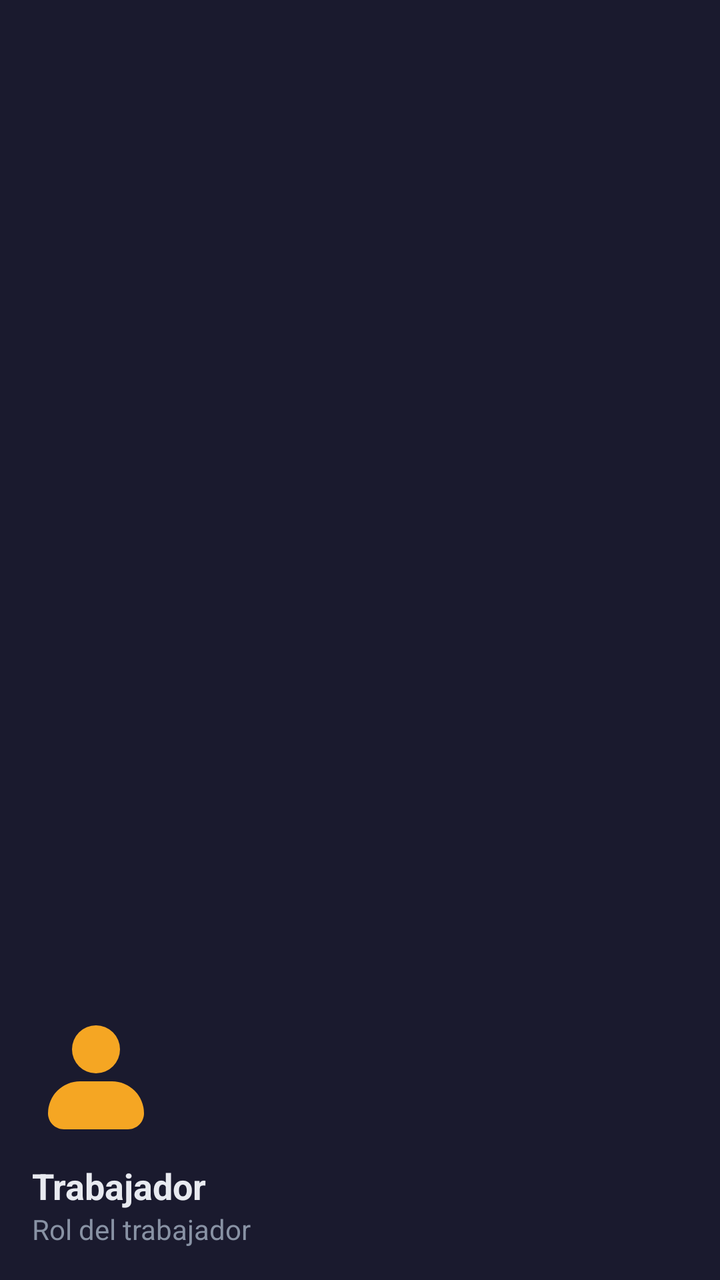
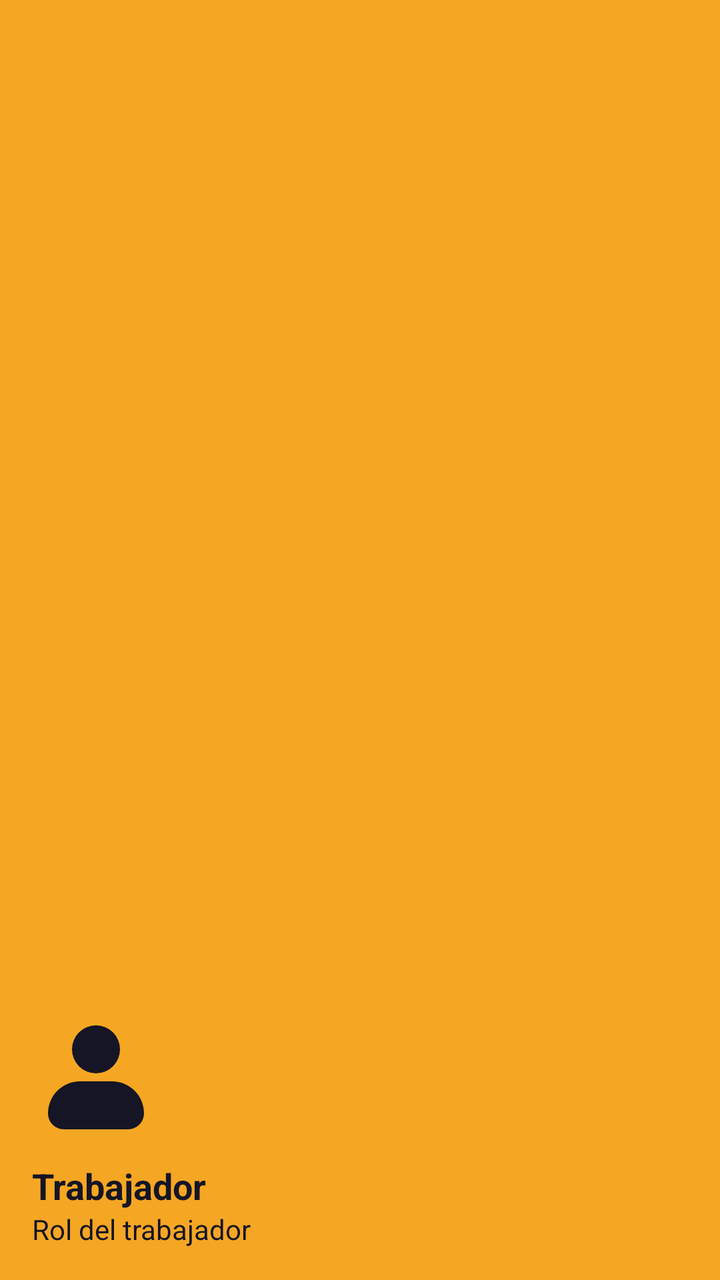

The first picture is an Android layout as it rendered before a commit; the second is the same layout after the commit. The layout source and the unified diff follow.
<!-- AndroidManifest.xml: application theme Theme.Electrobazar -->
<!-- res/layout/nav_header.xml -->
<?xml version="1.0" encoding="utf-8"?>
<LinearLayout xmlns:android="http://schemas.android.com/apk/res/android"
    android:layout_width="match_parent"
    android:layout_height="160dp"
    android:background="@color/primary"
    android:gravity="bottom"
    android:orientation="vertical"
    android:padding="16dp">

    <ImageView
        android:layout_width="64dp"
        android:layout_height="64dp"
        android:layout_marginBottom="16dp"
        android:src="@drawable/ic_person"
        android:tint="@color/accent" />

    <TextView
        android:id="@+id/navWorkerName"
        android:layout_width="match_parent"
        android:layout_height="wrap_content"
        android:text="Trabajador"
        android:textColor="@color/text_main"
        android:textSize="18sp"
        android:textStyle="bold" />

    <TextView
        android:id="@+id/navWorkerRole"
        android:layout_width="match_parent"
        android:layout_height="wrap_content"
        android:text="Rol del trabajador"
        android:textColor="@color/text_muted"
        android:textSize="14sp" />

</LinearLayout>
<!-- resources referenced by this layout -->
<resources>
  <color name="accent">#f5a623</color>
  <color name="primary">#1a1a2e</color>
  <color name="text_main">#e8eaf0</color>
  <color name="text_muted">#8892a4</color>
  <!-- drawable ic_person (drawable) -->
  <vector xmlns:android="http://schemas.android.com/apk/res/android"
      android:width="24dp"
      android:height="24dp"
      android:viewportWidth="16"
      android:viewportHeight="16">
      <path
          android:fillColor="#FFFFFF"
          android:pathData="M11,6a3,3 0 1,1 -6,0 3,3 0 0,1 6,0zM14,14c0,1.1 -0.9,2 -2,2H4c-1.1,0 -2,-0.9 -2,-2a4,4 0 0,1 4,-4h4a4,4 0 0,1 4,4z" />
  </vector>
  <style name="Theme.Electrobazar" parent="Base.Theme.Electrobazar" />
  <style name="Base.Theme.Electrobazar" parent="Theme.Material3.DayNight.NoActionBar">
          <item name="colorPrimary">@color/primary</item>
          <item name="colorSecondary">@color/secondary</item>
          <item name="android:windowBackground">@color/background</item>
          <item name="android:textColorPrimary">@color/text_main</item>
          <item name="colorError">@color/danger</item>
      </style>
  <color name="secondary">#16213e</color>
  <color name="background">#111111</color>
  <color name="danger">#ef4444</color>
</resources>

<!-- the commit's change to res/layout/nav_header.xml (unified diff, before → after) -->
@@ -2,7 +2,7 @@
 <LinearLayout xmlns:android="http://schemas.android.com/apk/res/android"
     android:layout_width="match_parent"
     android:layout_height="160dp"
-    android:background="@color/primary"
+    android:background="?attr/colorPrimary"
     android:gravity="bottom"
     android:orientation="vertical"
     android:padding="16dp">
@@ -12,14 +12,14 @@
         android:layout_height="64dp"
         android:layout_marginBottom="16dp"
         android:src="@drawable/ic_person"
-        android:tint="@color/accent" />
+        android:tint="?attr/android:windowBackground" />
 
     <TextView
         android:id="@+id/navWorkerName"
         android:layout_width="match_parent"
         android:layout_height="wrap_content"
         android:text="Trabajador"
-        android:textColor="@color/text_main"
+        android:textColor="?attr/android:windowBackground"
         android:textSize="18sp"
         android:textStyle="bold" />
 
@@ -28,7 +28,7 @@
         android:layout_width="match_parent"
         android:layout_height="wrap_content"
         android:text="Rol del trabajador"
-        android:textColor="@color/text_muted"
+        android:textColor="?attr/android:windowBackground"
         android:textSize="14sp" />
 
 </LinearLayout>
<!-- resource entries referenced after the edit -->
@@ -1,9 +1,11 @@
 <!-- resources referenced by this layout -->
 <resources>
   <color name="accent">#f5a623</color>
-  <color name="primary">#1a1a2e</color>
+  <color name="primary">#151525</color>
+  <color name="surface">#252545</color>
   <color name="text_main">#e8eaf0</color>
   <color name="text_muted">#8892a4</color>
+  <color name="border">#2c2c4d</color>
   <!-- drawable ic_person (drawable) -->
   <vector xmlns:android="http://schemas.android.com/apk/res/android"
       android:width="24dp"
@@ -16,14 +18,32 @@
   </vector>
   <style name="Theme.Electrobazar" parent="Base.Theme.Electrobazar" />
   <style name="Base.Theme.Electrobazar" parent="Theme.Material3.DayNight.NoActionBar">
-          <item name="colorPrimary">@color/primary</item>
-          <item name="colorSecondary">@color/secondary</item>
-          <item name="android:windowBackground">@color/background</item>
+          
+          <item name="colorPrimary">@color/accent</item>
+          <item name="colorOnPrimary">@color/primary</item>
+          <item name="colorSecondary">@color/accent</item>
+          <item name="colorOnSecondary">@color/primary</item>
+          <item name="colorPrimaryContainer">@color/surface</item>
+          <item name="colorOnPrimaryContainer">@color/text_main</item>
+          
+          <item name="colorSurface">@color/surface</item>
+          <item name="colorOnSurface">@color/text_main</item>
+          <item name="colorSurfaceVariant">@color/secondary</item>
+          <item name="colorOnSurfaceVariant">@color/text_muted</item>
+          <item name="colorOutline">@color/border</item>
+          
+          <item name="android:windowBackground">@color/primary</item>
+          <item name="android:colorBackground">@color/primary</item>
           <item name="android:textColorPrimary">@color/text_main</item>
+          <item name="android:textColorSecondary">@color/text_muted</item>
+          <item name="android:textColorHint">@color/text_muted</item>
+          
+          <item name="android:statusBarColor">@color/primary</item>
+          <item name="android:navigationBarColor">@color/primary</item>
+          
           <item name="colorError">@color/danger</item>
       </style>
-  <color name="secondary">#16213e</color>
-  <color name="background">#111111</color>
+  <color name="secondary">#1e1e35</color>
   <color name="danger">#ef4444</color>
 </resources>
 
